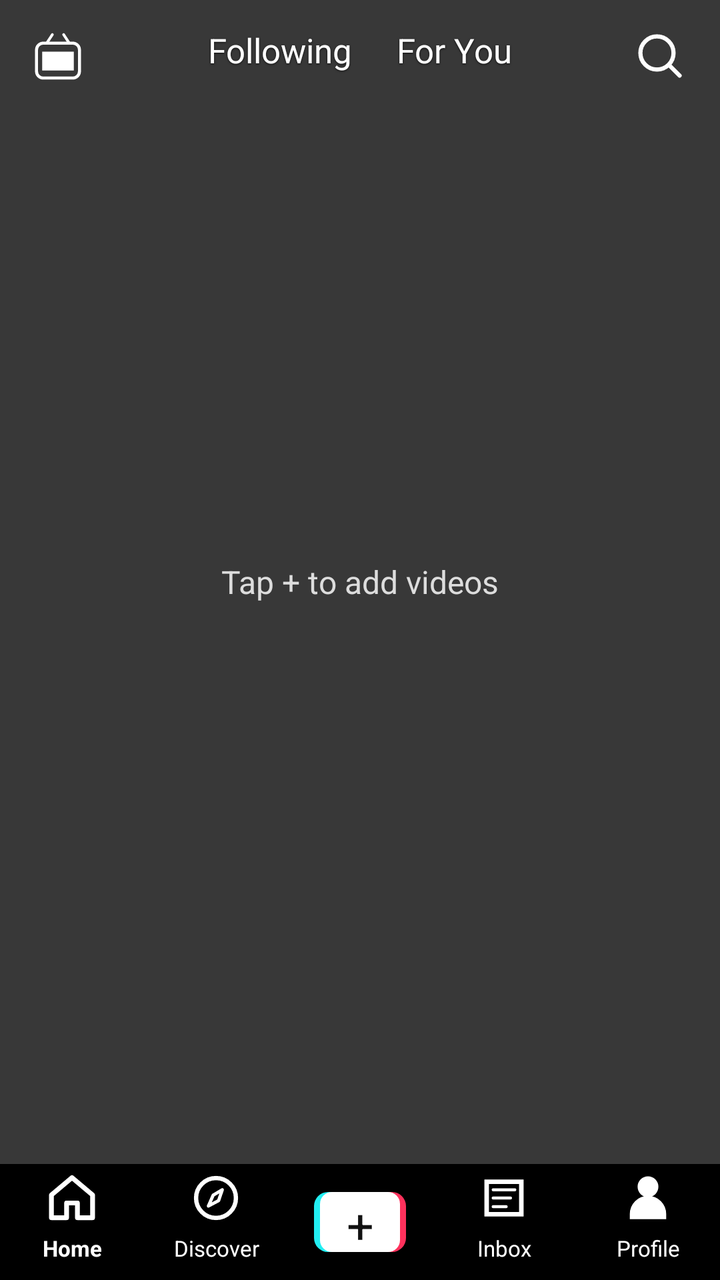
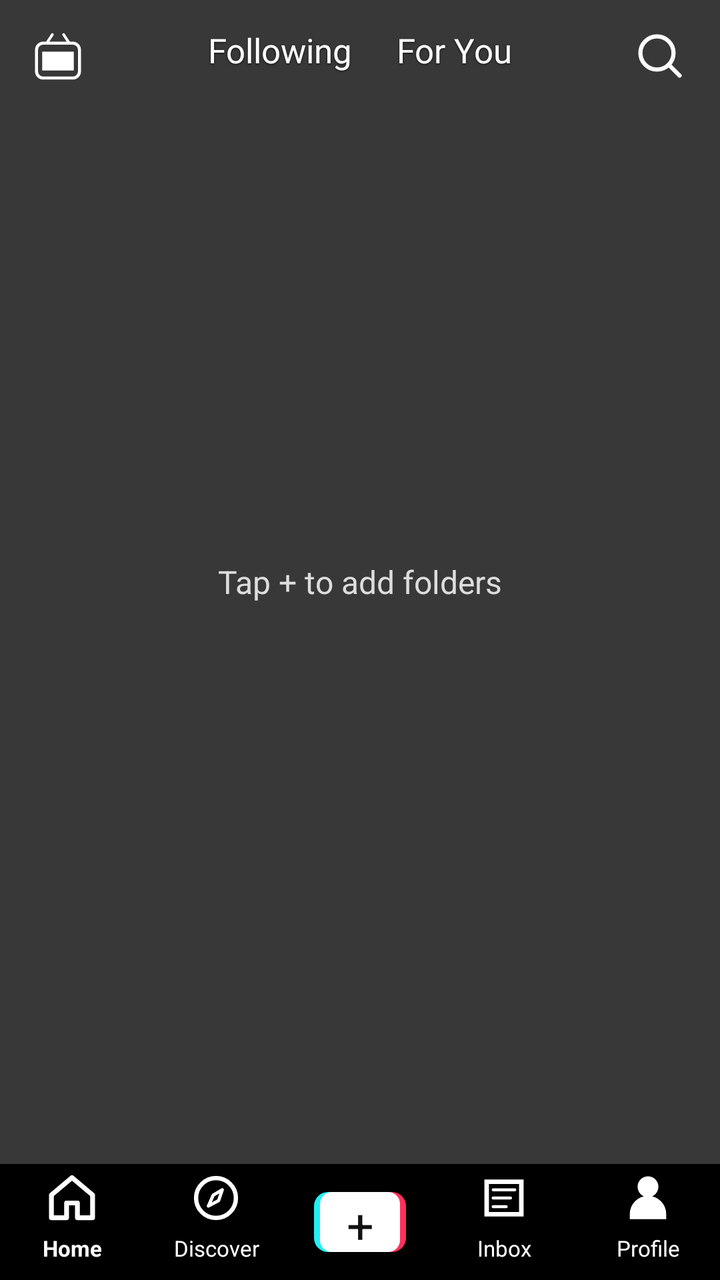

Two renders of the same Android screen: before a commit and after it. Below are the layout's source before the change and the commit's diff.
<!-- AndroidManifest.xml: application theme android:Theme.Material.NoActionBar -->
<!-- res/layout/activity_main.xml -->
<?xml version="1.0" encoding="utf-8"?>
<LinearLayout xmlns:android="http://schemas.android.com/apk/res/android"
    android:layout_width="match_parent"
    android:layout_height="match_parent"
    android:background="#000"
    android:fitsSystemWindows="true"
    android:orientation="vertical">

    <FrameLayout
        android:layout_width="match_parent"
        android:layout_height="0dp"
        android:layout_weight="1"
        android:background="#383838">

        <androidx.viewpager2.widget.ViewPager2
            android:id="@+id/pager"
            android:layout_width="match_parent"
            android:layout_height="match_parent"
            android:orientation="vertical" />

        <TextView
            android:id="@+id/empty"
            android:layout_width="wrap_content"
            android:layout_height="wrap_content"
            android:layout_gravity="center"
            android:text="Tap + to add videos"
            android:textColor="#ddd"
            android:textSize="16sp" />

        <FrameLayout
            android:layout_width="match_parent"
            android:layout_height="56dp"
            android:paddingHorizontal="16dp">

            <ImageView
                android:id="@+id/live"
                android:layout_width="wrap_content"
                android:layout_height="match_parent"
                android:contentDescription="Open LIVE"
                android:src="@drawable/ic_live" />

            <LinearLayout
                android:layout_width="wrap_content"
                android:layout_height="wrap_content"
                android:layout_gravity="center">

                <TextView android:id="@+id/following" style="@style/Tab" android:text="Following" />
                <TextView android:id="@+id/foryou" style="@style/Tab" android:text="For You" />
            </LinearLayout>

            <ImageView
                android:id="@+id/search"
                android:layout_width="wrap_content"
                android:layout_height="match_parent"
                android:layout_gravity="end"
                android:contentDescription="Search"
                android:src="@drawable/ic_search" />
        </FrameLayout>
    </FrameLayout>

    <LinearLayout
        android:layout_width="match_parent"
        android:layout_height="58dp"
        android:paddingVertical="4dp">

        <TextView android:id="@+id/nav_home" style="@style/Nav" android:drawableTop="@drawable/ic_home" android:text="Home" android:textStyle="bold" />
        <TextView android:id="@+id/nav_discover" style="@style/Nav" android:drawableTop="@drawable/ic_discover" android:text="Discover" />
        <FrameLayout style="@style/Nav">
            <TextView
                android:id="@+id/nav_create"
                android:layout_width="46dp"
                android:layout_height="30dp"
                android:layout_gravity="center"
                android:background="@drawable/plus_nav"
                android:contentDescription="Add videos"
                android:gravity="center"
                android:text="+"
                android:textColor="#111"
                android:textSize="24sp" />
        </FrameLayout>
        <TextView android:id="@+id/nav_inbox" style="@style/Nav" android:drawableTop="@drawable/ic_inbox" android:text="Inbox" />
        <TextView android:id="@+id/nav_profile" style="@style/Nav" android:drawableTop="@drawable/ic_profile" android:text="Profile" />
    </LinearLayout>
</LinearLayout>
<!-- resources referenced by this layout -->
<resources>
  <!-- drawable ic_discover (drawable) -->
  <vector xmlns:android="http://schemas.android.com/apk/res/android" android:width="26dp" android:height="26dp" android:viewportWidth="24" android:viewportHeight="24">
  <path android:strokeColor="#fff" android:strokeWidth="2" android:pathData="M21.2,12a9.2,9.2 0 1,1 -18.4,0a9.2,9.2 0 1,1 18.4,0z"/>
  <path android:strokeColor="#fff" android:strokeWidth="1.5" android:strokeLineJoin="round" android:pathData="M14.9,8.2l-1.7,5l-4.7,2.5l2.2,-5z"/>
  </vector>
  <!-- drawable ic_home (drawable) -->
  <vector xmlns:android="http://schemas.android.com/apk/res/android" android:width="26dp" android:height="26dp" android:viewportWidth="24" android:viewportHeight="24">
  <path android:strokeColor="#fff" android:strokeWidth="2.2" android:strokeLineJoin="round" android:pathData="M2.5,10.6l9.5,-8l9.5,8v10.5h-7v-6.8h-5v6.8h-7z"/>
  </vector>
  <!-- drawable ic_inbox (drawable) -->
  <vector xmlns:android="http://schemas.android.com/apk/res/android" android:width="26dp" android:height="26dp" android:viewportWidth="24" android:viewportHeight="24">
  <path android:strokeColor="#fff" android:strokeWidth="2.1" android:pathData="M4,4.5h16v15H4z"/>
  <path android:strokeColor="#fff" android:strokeWidth="1.4" android:strokeLineCap="round" android:pathData="M7,8.2h10M7,12h8M7,16h6"/>
  </vector>
  <!-- drawable ic_profile (drawable) -->
  <vector xmlns:android="http://schemas.android.com/apk/res/android" android:width="26dp" android:height="26dp" android:viewportWidth="24" android:viewportHeight="24">
  <path android:fillColor="#fff" android:pathData="M16.8,6.8a4.8,4.8 0 1,1 -9.6,0a4.8,4.8 0 1,1 9.6,0zM3.6,21.8v-2.4a8.4,8.4 0 0,1 16.8,0v2.4z"/>
  </vector>
  <!-- drawable ic_search (drawable) -->
  <vector xmlns:android="http://schemas.android.com/apk/res/android" android:width="28dp" android:height="28dp" android:viewportWidth="24" android:viewportHeight="24">
  <path android:strokeColor="#fff" android:strokeWidth="1.8" android:pathData="M17.8,10.7a7.1,7.1 0 1,1 -14.2,0a7.1,7.1 0 1,1 14.2,0z"/>
  <path android:strokeColor="#fff" android:strokeWidth="1.8" android:strokeLineCap="round" android:pathData="M16.1,16.1l4.3,4.3"/>
  </vector>
  <!-- drawable plus_nav (drawable) -->
  <layer-list xmlns:android="http://schemas.android.com/apk/res/android">
      <item android:right="6dp"><shape><solid android:color="#22eff3" /><corners android:radius="7dp" /></shape></item>
      <item android:left="6dp"><shape><solid android:color="#ff315c" /><corners android:radius="7dp" /></shape></item>
      <item android:left="3dp" android:right="3dp"><shape><solid android:color="#fff" /><corners android:radius="6dp" /></shape></item>
  </layer-list>
  <style name="Nav">
          <item name="android:layout_width">0dp</item>
          <item name="android:layout_height">match_parent</item>
          <item name="android:layout_weight">1</item>
          <item name="android:gravity">center</item>
          <item name="android:textColor">#fff</item>
          <item name="android:textSize">11sp</item>
      </style>
  <style name="Tab" parent="Shadow">
          <item name="android:layout_width">wrap_content</item>
          <item name="android:layout_height">wrap_content</item>
          <item name="android:layout_marginHorizontal">11dp</item>
          <item name="android:paddingBottom">6dp</item>
          <item name="android:drawablePadding">6dp</item>
          <item name="android:textSize">17sp</item>
      </style>
  <style name="Shadow">
          <item name="android:textColor">#fff</item>
          <item name="android:shadowColor">#c0000000</item>
          <item name="android:shadowDy">1</item>
          <item name="android:shadowRadius">2</item>
      </style>
  <!-- unchanged entries left out for length: 1 -->
</resources>

<!-- the commit's change to res/layout/activity_main.xml (unified diff, before → after) -->
@@ -23,7 +23,7 @@
             android:layout_width="wrap_content"
             android:layout_height="wrap_content"
             android:layout_gravity="center"
-            android:text="Tap + to add videos"
+            android:text="Tap + to add folders"
             android:textColor="#ddd"
             android:textSize="16sp" />
 
@@ -72,7 +72,7 @@
                 android:layout_height="30dp"
                 android:layout_gravity="center"
                 android:background="@drawable/plus_nav"
-                android:contentDescription="Add videos"
+                android:contentDescription="Folders"
                 android:gravity="center"
                 android:text="+"
                 android:textColor="#111"
